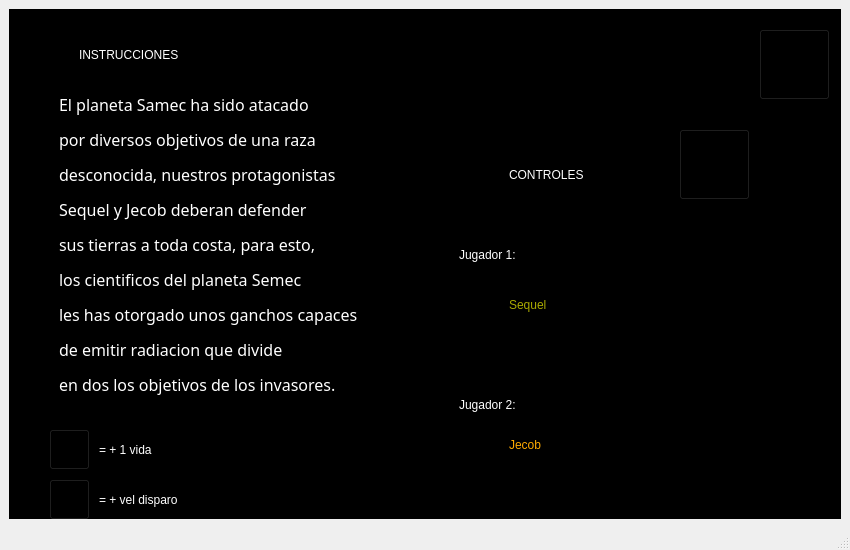
Qt form settingswindow.ui (javierjose1224/Proyecto_final) before a commit.
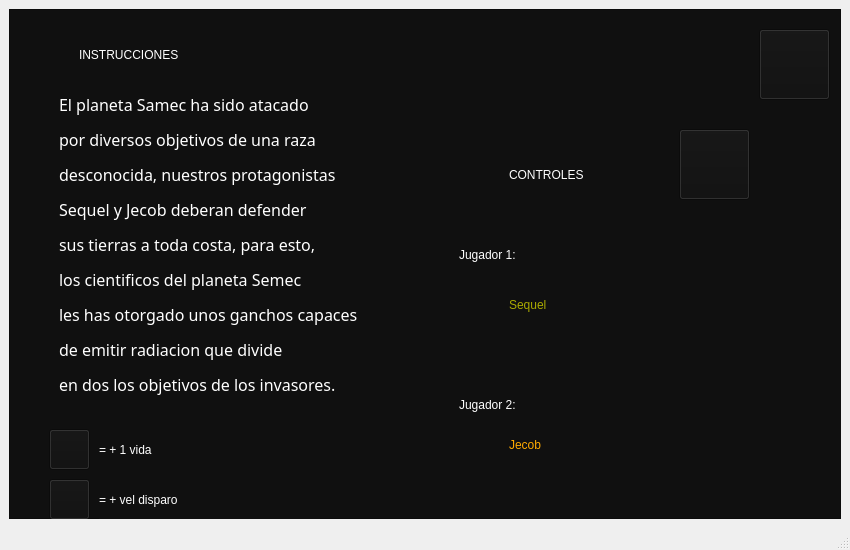
The same form after that commit. Icons and pictures are not drawn.

Diff of the .ui file:
```diff
--- a/settingswindow.ui
+++ b/settingswindow.ui
@@ -30,7 +30,7 @@
     <item row="0" column="0">
      <widget class="QFrame" name="frame">
       <property name="styleSheet">
-       <string notr="true">background-color: rgb(0, 0, 0);</string>
+       <string notr="true">background-color: #101010</string>
       </property>
       <property name="frameShape">
        <enum>QFrame::StyledPanel</enum>
```
